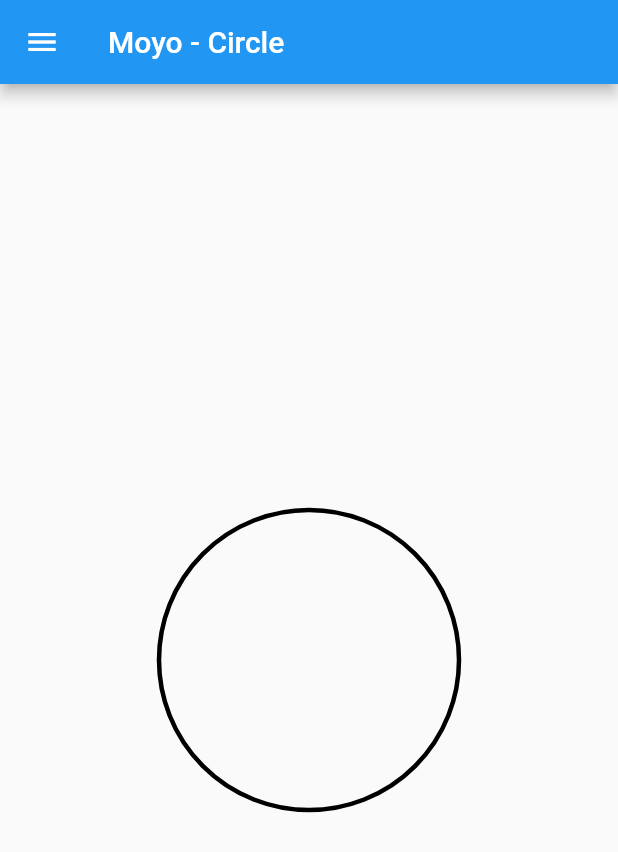
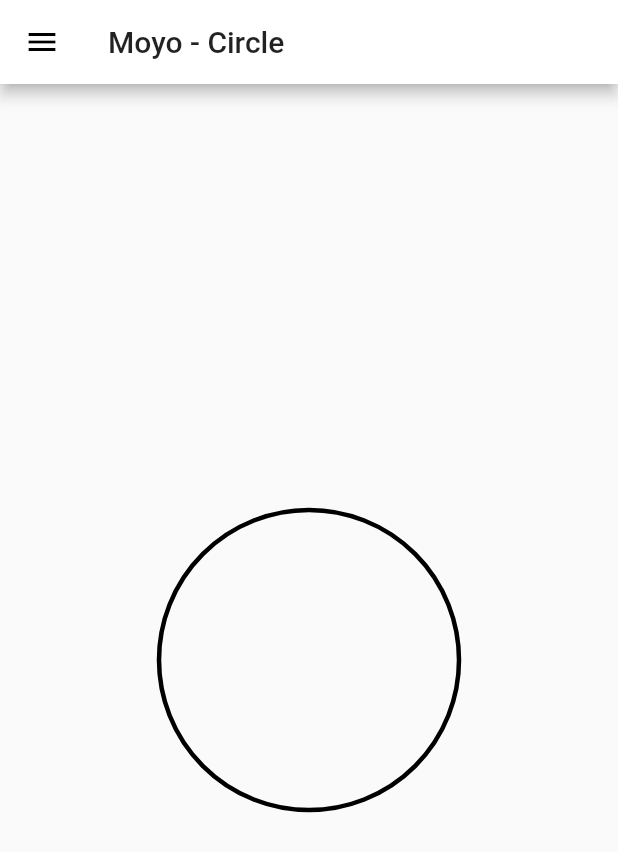
Before and after one commit to tnantoka/moyo, a Flutter app: the screen it shows after launch, on a phone screen of 412 x 824 dp. Shown: the top 852 px of the screen. Run offline on Flutter 3.47's test engine with Material 2 defaults, Android fonts, the phone set to English and light mode, and no system bars.

Commit message:
Change theme color

```diff
--- a/lib/main.dart
+++ b/lib/main.dart
@@ -15,6 +15,7 @@ class MyApp extends StatelessWidget {
     return MaterialApp(
       title: title,
       home: MyHomePage(),
+      theme: ThemeData(primaryColor: Colors.white),
     );
   }
 }
--- a/web/lib/app/main.dart
+++ b/web/lib/app/main.dart
@@ -15,6 +15,7 @@ class MyApp extends StatelessWidget {
     return MaterialApp(
       title: title,
       home: MyHomePage(),
+      theme: ThemeData(primaryColor: Colors.white),
     );
   }
 }
```
Also changed, not shown: 1 other file.
